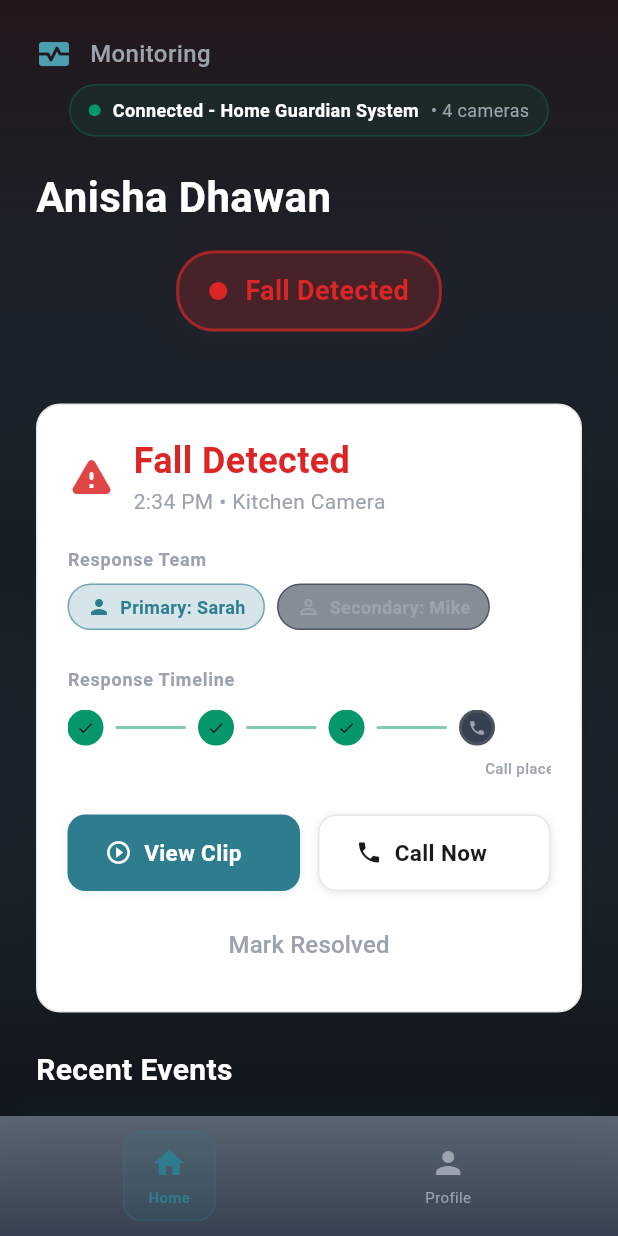
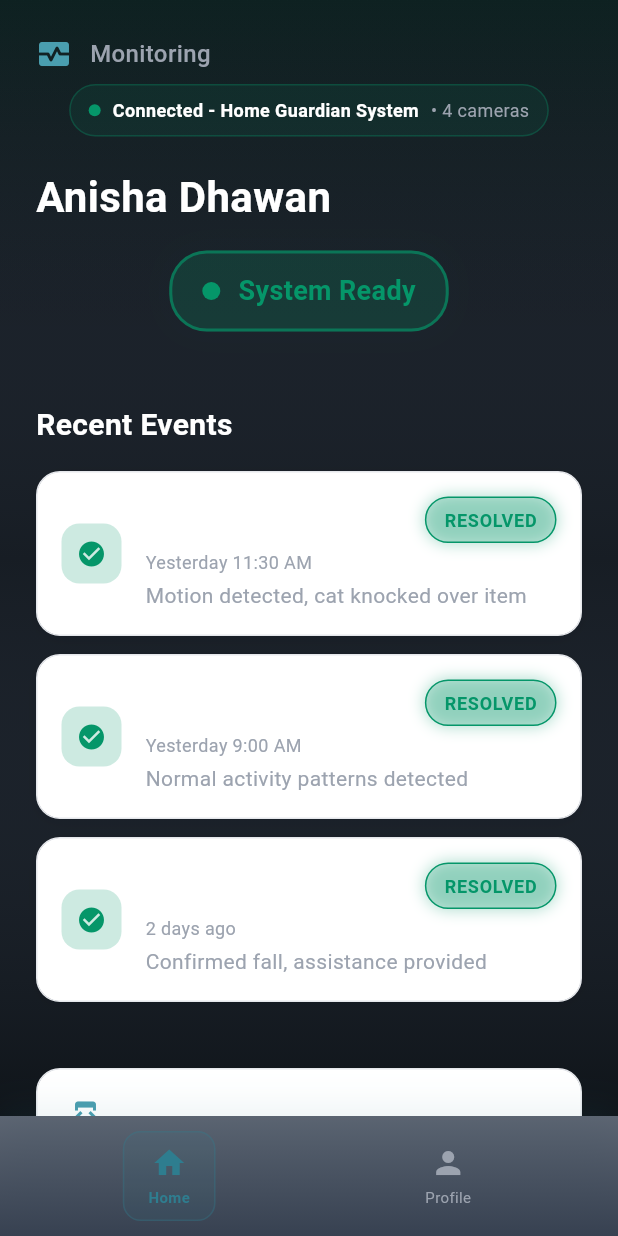
Before and after one commit to saachivar/guardian-angel-ugahacks11, a Flutter app: the screen it shows after launch, on a phone screen of 412 x 824 dp. Run offline on Flutter 3.47's test engine with Material 3 defaults, Android fonts, the phone set to English and light mode, and no system bars; Roboto replaces fonts that are missing (SF Pro Display).

Commit message:
Implement realistic fall detection state management
- Add professional healthcare UI with medical blue theme
- Implement realistic state system (System Ready -> Fall Detected)
- Add demo controls for UGA Hacks presentation
- Personalize with team details (Anisha, Stuti, Saachi)
- Fix animations and professional styling
- Prepare architecture for Raspberry Pi backend integration

```diff
--- a/lib/main.dart
+++ b/lib/main.dart
@@ -1199,14 +1199,17 @@ class _LiveAlertsHomeState extends State<LiveAlertsHome>
   late AnimationController _pulseController;
   Timer? _eventTimer;
 
-  // Mock data - pre-connected for POC
-  bool _hasActiveAlert = true;  // Start with an active alert to show functionality
+  // System state management for Raspberry Pi integration
+  bool _hasActiveAlert = false;  // Default: no active alerts
   String _patientName = 'Anisha Dhawan';
   String _patientPhone = '+1 (678) 472-3672';
-  String _liveStatus = 'Fall Detected';
+  String _liveStatus = 'System Ready';  // Default status
   String _systemStatus = 'Connected - Home Guardian System';
   int _camerasOnline = 4;
-  String _lastActivity = 'Kitchen - 2 min ago';
+  String _lastActivity = 'System active - monitoring';
+
+  // Demo controls for UGA Hacks presentation
+  bool _showDemoControls = true;
 
   @override
   void initState() {
@@ -1228,17 +1231,48 @@ class _LiveAlertsHomeState extends State<LiveAlertsHome>
   }
 
   void _startEventSimulation() {
-    // Simulate a fall alert after 5 seconds for demo
-    _eventTimer = Timer(const Duration(seconds: 5), () {
+    // This method will be replaced with real backend integration
+    // For now, it's for demo purposes only
+  }
+
+  // Simulate receiving fall detection alert from Raspberry Pi
+  void _simulateFallDetection() {
     if (mounted) {
       setState(() {
         _hasActiveAlert = true;
         _liveStatus = 'Fall Detected';
+        _lastActivity = 'Kitchen - Just now';
       });
       _pulseController.repeat();
       HapticFeedback.heavyImpact();
-      }
+
+      // This is where backend integration would receive:
+      // - Fall detection timestamp
+      // - Video clip from Raspberry Pi
+      // - Confidence score
+      // - Location (if multiple cameras)
+    }
+  }
+
+  // Method that will connect to Saachi's backend API
+  void _onBackendFallAlert(Map<String, dynamic> alertData) {
+    // Future integration point:
+    // alertData would contain:
+    // - timestamp
+    // - videoClipUrl
+    // - confidence
+    // - cameraLocation
+    // - patientId
+
+    if (mounted) {
+      setState(() {
+        _hasActiveAlert = true;
+        _liveStatus = 'Fall Detected';
+        _lastActivity = '${alertData['location'] ?? 'Unknown'} - Just now';
       });
+      _pulseController.repeat();
+      HapticFeedback.heavyImpact();
+    }
   }
 
   @override
@@ -1285,6 +1319,12 @@ class _LiveAlertsHomeState extends State<LiveAlertsHome>
 
                       // Recent Events
                       _buildRecentEventsSection(),
+
+                      // Demo Controls (for UGA Hacks presentation)
+                      if (_showDemoControls) ...[
+                        const SizedBox(height: 32),
+                        _buildDemoControls(),
+                      ],
                     ],
                   ),
                 ),
@@ -1919,7 +1959,8 @@ class _LiveAlertsHomeState extends State<LiveAlertsHome>
     HapticFeedback.heavyImpact();
     setState(() {
       _hasActiveAlert = false;
-      _liveStatus = 'Safe';
+      _liveStatus = 'System Ready';
+      _lastActivity = 'System active - monitoring';
     });
     _pulseController.stop();
 
@@ -1975,6 +2016,60 @@ class _LiveAlertsHomeState extends State<LiveAlertsHome>
 
   void _simulatePatientCall() {
     _makePhoneCall(_patientPhone, _patientName);
+  }
+
+  Widget _buildDemoControls() {
+    return HealthCard(
+      child: Column(
+        crossAxisAlignment: CrossAxisAlignment.start,
+        children: [
+          Row(
+            children: [
+              Icon(Icons.developer_mode, color: HealthColors.lightSecondary),
+              const SizedBox(width: 12),
+              const Text(
+                'Demo Controls (UGA Hacks)',
+                style: TextStyle(
+                  color: GuardianColors.textPrimary,
+                  fontSize: 16,
+                  fontWeight: FontWeight.bold,
+                ),
+              ),
+            ],
+          ),
+          const SizedBox(height: 8),
+          const Text(
+            'Simulate Raspberry Pi fall detection events',
+            style: TextStyle(
+              color: GuardianColors.textSecondary,
+              fontSize: 14,
+            ),
+          ),
+          const SizedBox(height: 16),
+          Row(
+            children: [
+              Expanded(
+                child: HealthButton(
+                  label: 'Simulate Fall',
+                  icon: Icons.warning,
+                  onPressed: _hasActiveAlert ? () {} : _simulateFallDetection,
+                  isPrimary: !_hasActiveAlert,
+                ),
+              ),
+              const SizedBox(width: 12),
+              Expanded(
+                child: HealthButton(
+                  label: 'Clear Alert',
+                  icon: Icons.check_circle,
+                  onPressed: _hasActiveAlert ? _markResolved : () {},
+                  isPrimary: _hasActiveAlert,
+                ),
+              ),
+            ],
+          ),
+        ],
+      ),
+    );
   }
 }
 
```
Lines whose indentation alone changed are shown as unchanged.
